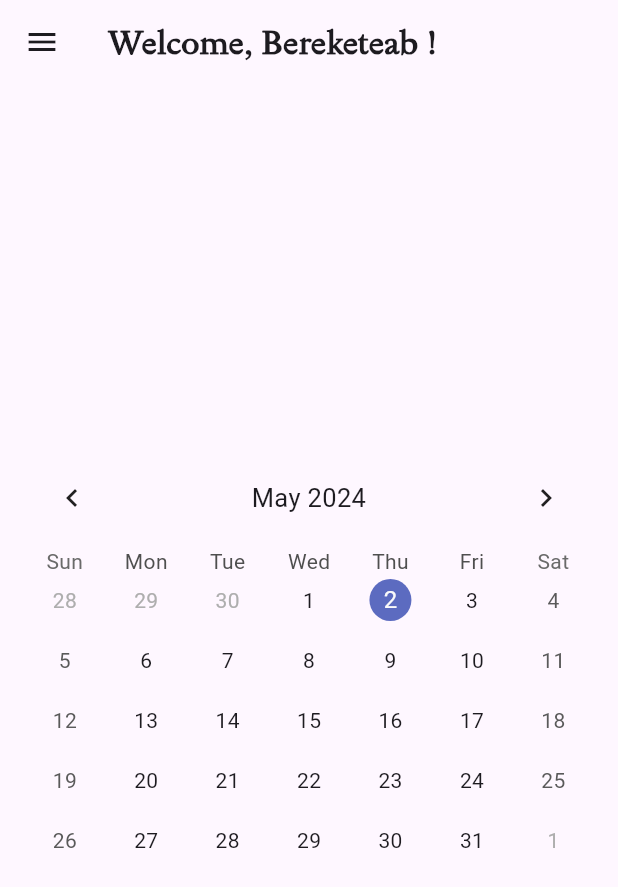
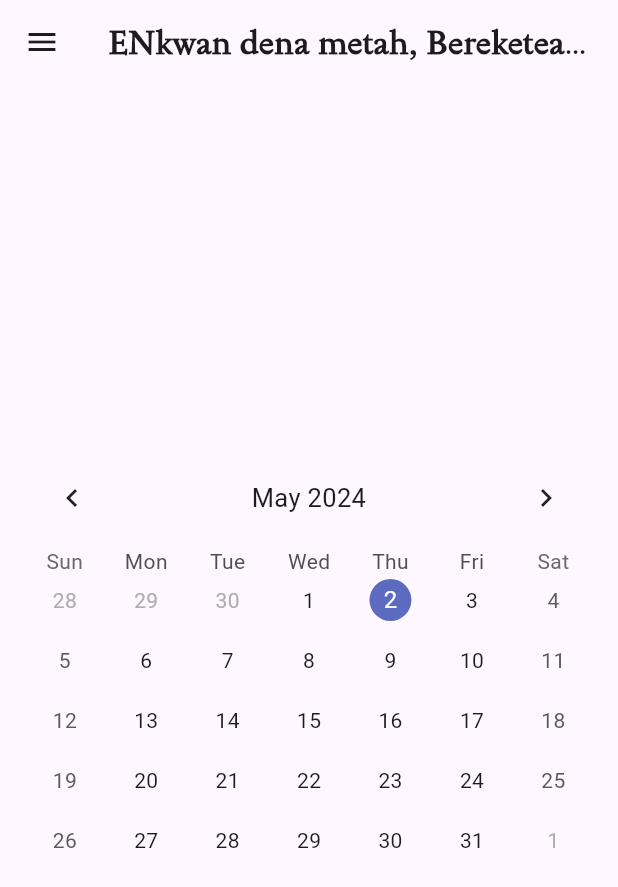
Before and after one commit to Whitesahdow/Automated-Attendance-and-Class-Security-Management-System, a Flutter app: the StudentHome screen opened directly, on a phone screen of 412 x 824 dp. Shown: the top 887 px of the screen. Run offline on Flutter 3.47's test engine with Material 3 defaults, Android fonts, the phone set to English and light mode, and no system bars; drawn by our look-alikes of table_calendar; our stand-ins replace shared_preferences; accounts and stored records are empty.

Commit message:
beqa's branch

```diff
--- a/lib/Student/student_home.dart
+++ b/lib/Student/student_home.dart
@@ -41,7 +41,7 @@ class _StudentPageState extends State<StudentHome> {
       key: _scaffoldKey, // Assign key to Scaffold
       appBar: AppBar(
         title: Text(
-          'Welcome, $firstName !', // Use retrieved student name
+          'ENkwan dena metah, $firstName !', // Use retrieved student name
           style: const TextStyle(
               fontSize: 22.0,
               fontWeight: FontWeight.bold,
```
